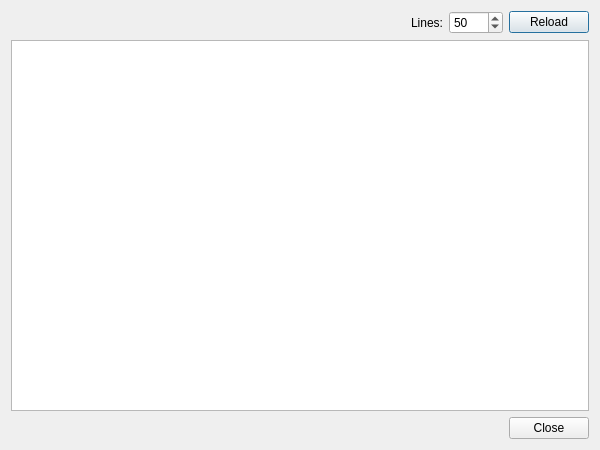
This is src/TSVview/FileIO/FilePreview.ui in marc-sturm/TSVview as Qt 5 draws it before an edit. The edited form follows.
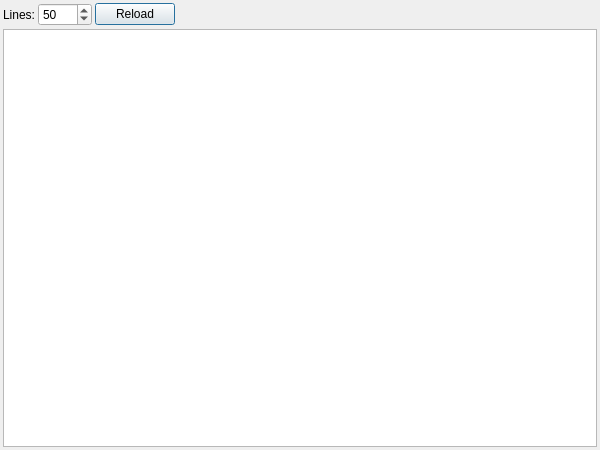
This is the edited form.

Diff of the .ui file:
```diff
--- a/src/TSVview/FileIO/FilePreview.ui
+++ b/src/TSVview/FileIO/FilePreview.ui
@@ -20,21 +20,23 @@
    <string>Dialog</string>
   </property>
   <layout class="QVBoxLayout" name="verticalLayout">
+   <property name="spacing">
+    <number>3</number>
+   </property>
+   <property name="leftMargin">
+    <number>3</number>
+   </property>
+   <property name="topMargin">
+    <number>3</number>
+   </property>
+   <property name="rightMargin">
+    <number>3</number>
+   </property>
+   <property name="bottomMargin">
+    <number>3</number>
+   </property>
    <item>
     <layout class="QHBoxLayout" name="horizontalLayout">
-     <item>
-      <spacer name="horizontalSpacer">
-       <property name="orientation">
-        <enum>Qt::Horizontal</enum>
-       </property>
-       <property name="sizeHint" stdset="0">
-        <size>
-         <width>228</width>
-         <height>20</height>
-        </size>
-       </property>
-      </spacer>
-     </item>
      <item>
       <widget class="QLabel" name="label">
        <property name="text">
@@ -65,6 +67,19 @@
        </property>
       </widget>
      </item>
+     <item>
+      <spacer name="horizontalSpacer">
+       <property name="orientation">
+        <enum>Qt::Orientation::Horizontal</enum>
+       </property>
+       <property name="sizeHint" stdset="0">
+        <size>
+         <width>228</width>
+         <height>20</height>
+        </size>
+       </property>
+      </spacer>
+     </item>
     </layout>
    </item>
    <item>
@@ -74,33 +89,6 @@
      </property>
     </widget>
    </item>
-   <item>
-    <layout class="QHBoxLayout" name="horizontalLayout_2">
-     <property name="spacing">
-      <number>6</number>
-     </property>
-     <item>
-      <spacer name="horizontalSpacer_3">
-       <property name="orientation">
-        <enum>Qt::Horizontal</enum>
-       </property>
-       <property name="sizeHint" stdset="0">
-        <size>
-         <width>518</width>
-         <height>20</height>
-        </size>
-       </property>
-      </spacer>
-     </item>
-     <item>
-      <widget class="QPushButton" name="close_button">
-       <property name="text">
-        <string>Close</string>
-       </property>
-      </widget>
-     </item>
-    </layout>
-   </item>
   </layout>
  </widget>
  <resources/>
```
Left out of the diff: 21 changed lines with no effect on the pictures.
